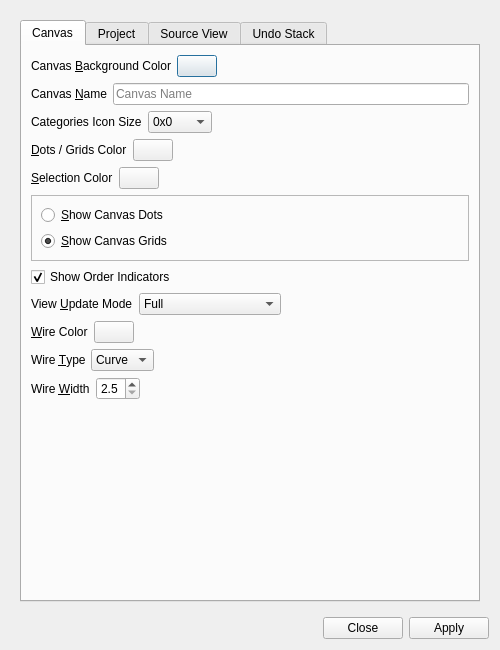
This is UI/glitch-canvas-settings.ui in textbrowser/glitch as Qt 5 draws it before an edit. The edited form follows.
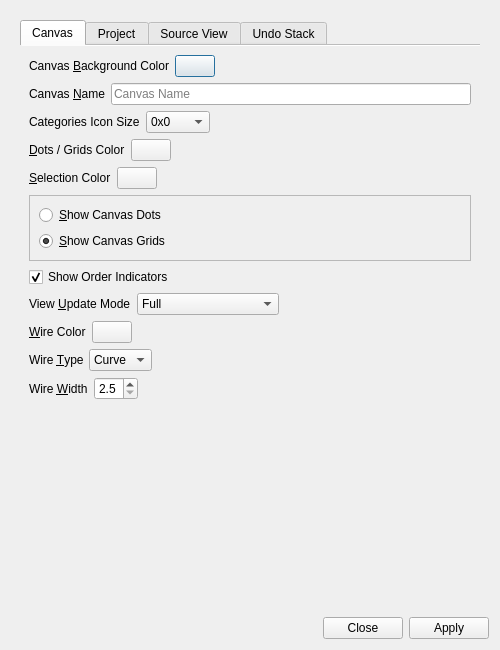
This is the edited form. Icons and pictures are not drawn.

Commit message: Document mode.

```diff
--- a/UI/glitch-canvas-settings.ui
+++ b/UI/glitch-canvas-settings.ui
@@ -41,6 +41,9 @@
          <property name="currentIndex">
           <number>0</number>
          </property>
+         <property name="documentMode">
+          <bool>true</bool>
+         </property>
          <widget class="QWidget" name="page_1">
           <attribute name="title">
            <string>Canvas</string>
```
The commit also changes 1 other file.
